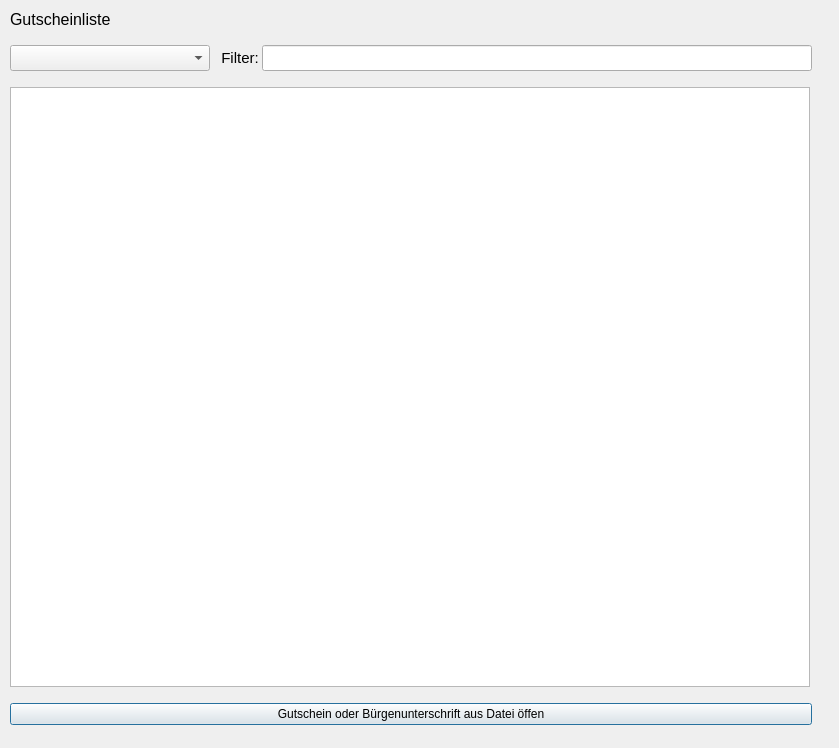
Qt form src/gui/qt/ui_components/dialog_voucher_list.ui (minutogit/eMinuto-Desktop-Prototype) before a commit.
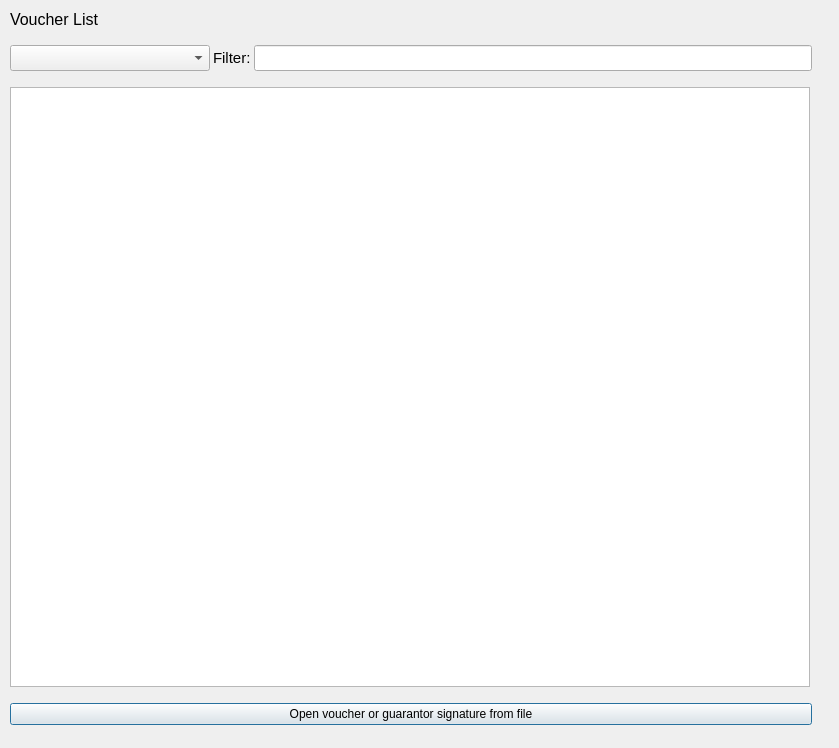
The same form after that commit.

```diff
--- a/src/gui/qt/ui_components/dialog_voucher_list.ui
+++ b/src/gui/qt/ui_components/dialog_voucher_list.ui
@@ -40,7 +40,7 @@
     </font>
    </property>
    <property name="text">
-    <string>Gutscheinliste</string>
+    <string>Voucher List</string>
    </property>
   </widget>
   <widget class="QWidget" name="layoutWidget">
@@ -81,7 +81,7 @@
          </font>
         </property>
         <property name="text">
-         <string>  Filter:</string>
+         <string>Filter:</string>
         </property>
        </widget>
       </item>
@@ -115,7 +115,7 @@
     <item>
      <widget class="QPushButton" name="pushButton_open_voucher_or_signature">
       <property name="text">
-       <string>Gutschein oder Bürgenunterschrift aus Datei öffen</string>
+       <string>Open voucher or guarantor signature from file</string>
       </property>
      </widget>
     </item>
```
Left out of the diff: 2 changed lines with no effect on the pictures.
